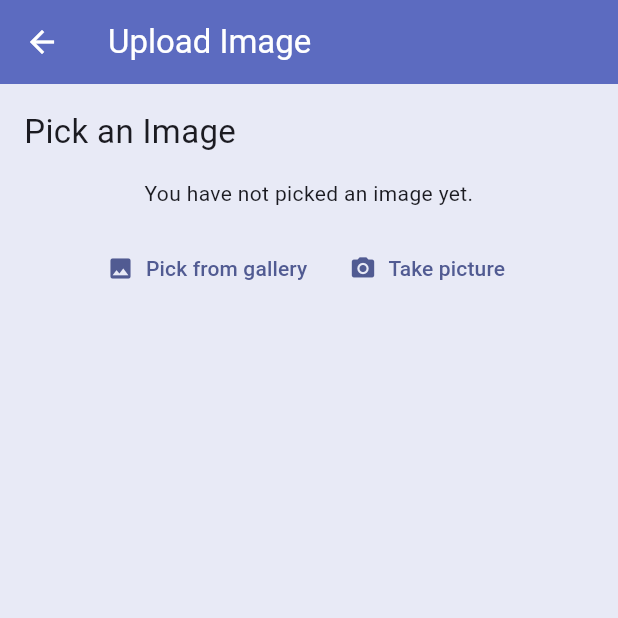
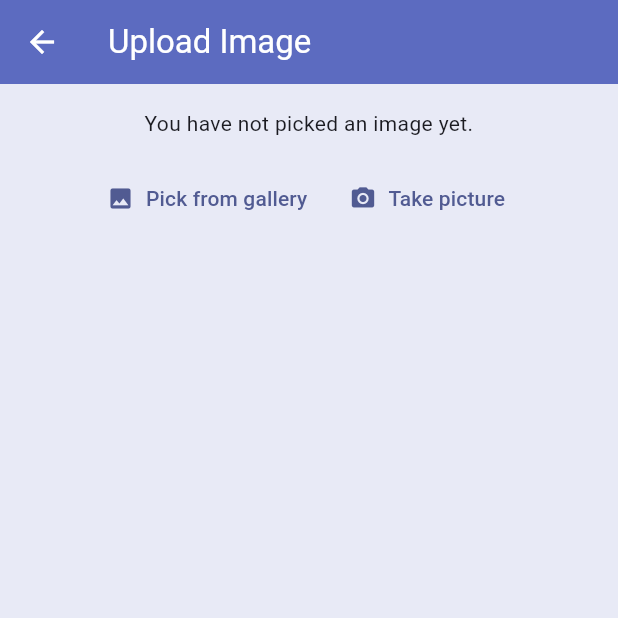
Before and after one commit to awesomeosep/refrigerator, a Flutter app: the screen it shows after launch, after a tap on the "upload" icon, on a phone screen of 412 x 824 dp, the top half of it. Run offline on Flutter 3.47's test engine with Material 3 defaults, Android fonts, the phone set to English and light mode, and no system bars; our stand-ins replace flutter_colorpicker, image_picker, screenshot; missing offline and left inert: crop_image.

Commit message:
Top bar & other minor ui improvements

```diff
--- a/lib/edit.dart
+++ b/lib/edit.dart
@@ -199,7 +199,11 @@ class _EditPageState extends State<EditPage> {
         title: Text(selectedFileName, style: const TextStyle(color: Colors.white)),
       ),
       body: SafeArea(
-        child: Center(child: _previewImages()),
+        child: SizedBox(
+          width: double.maxFinite,
+          height: double.maxFinite,
+          child: Center(child: _previewImages()),
+        ),
       ),
       floatingActionButton: SingleChildScrollView(
         child: Column(
--- a/lib/home.dart
+++ b/lib/home.dart
@@ -52,9 +52,20 @@ class _HomePageState extends State<HomePage> {
     return Scaffold(
       appBar: AppBar(
         backgroundColor: Colors.indigo[400],
-        title: const Text("Home", style: TextStyle(color: Colors.white)),
+        title: const Text("Your Images", style: TextStyle(color: Colors.white)),
+        actions: [
+          IconButton(
+              color: Colors.white,
+              onPressed: () {
+                firstLoad();
+                ScaffoldMessenger.of(context).showSnackBar(const SnackBar(
+                  content: Text("Refreshed"),
+                ));
+              },
+              icon: const Icon(Icons.refresh))
+        ],
       ),
-      floatingActionButton: FloatingActionButton.small(
+      floatingActionButton: FloatingActionButton(
           child: const Icon(Icons.upload),
           onPressed: () async {
             await checkForSavedImagesFolder();
@@ -69,26 +80,8 @@ class _HomePageState extends State<HomePage> {
             child: Padding(
               padding: const EdgeInsets.all(16),
               child: Column(crossAxisAlignment: CrossAxisAlignment.start, children: [
-                Row(
-                  mainAxisAlignment: MainAxisAlignment.spaceBetween,
-                  crossAxisAlignment: CrossAxisAlignment.center,
-                  children: [
-                    const Text("Your Images", style: TextStyle(fontSize: 22)),
-                    const SizedBox(width: 8),
-                    IconButton(
-                        onPressed: () {
-                          firstLoad();
-                          ScaffoldMessenger.of(context).showSnackBar(const SnackBar(
-                            content: Text("Refreshed"),
-                          ));
-                        },
-                        icon: const Icon(Icons.refresh))
-                  ],
-                ),
-                const SizedBox(height: 16.0),
                 if (files.isNotEmpty && fileData.length == files.length)
-                  Container(
-                    child: StaggeredGrid.count(
+                  StaggeredGrid.count(
                     crossAxisCount: 2,
                     mainAxisSpacing: 4,
                     crossAxisSpacing: 4,
@@ -98,24 +91,34 @@ class _HomePageState extends State<HomePage> {
                           child: Column(
                             children: [
                               SizedBox(width: double.maxFinite, child: Image.file(File(files[index].path))),
+                              // const SizedBox(height: 8),
+                              Padding(
+                                padding: const EdgeInsets.fromLTRB(16, 16, 16, 8),
+                                child: Column(crossAxisAlignment: CrossAxisAlignment.start, children: [
+                                  Text(fileData[files.indexOf(files[index])].name),
                                   const SizedBox(height: 8),
-                                Text(fileData[files.indexOf(files[index])].name),
-                                const SizedBox(height: 4),
                                   Row(
-                                  mainAxisAlignment: MainAxisAlignment.center,
+                                    mainAxisAlignment: MainAxisAlignment.start,
                                     children: [
-                                    IconButton(
+                                      IconButton.filledTonal(
+                                          iconSize: 20,
                                           onPressed: () {
                                             Navigator.pushNamed(context, "/edit",
                                                     arguments: EditPageArguments(
-                                                      fileData[files.indexOf(files[index])].id, files[index].path, ""))
+                                                        fileData[files.indexOf(files[index])].id,
+                                                        files[index].path,
+                                                        ""))
                                                 .whenComplete(firstLoad);
                                           },
                                           icon: const Icon(Icons.edit)),
                                       const SizedBox(width: 4),
-                                    IconButton(
+                                      IconButton.filledTonal(
+                                          iconSize: 20,
                                           onPressed: () {
-                                          showDeleteImagePopup(context, fileData[files.indexOf(files[index])].id, fileData[files.indexOf(files[index])].name,
+                                            showDeleteImagePopup(
+                                                    context,
+                                                    fileData[files.indexOf(files[index])].id,
+                                                    fileData[files.indexOf(files[index])].name,
                                                     p.extension(files[index].path))
                                                 .then((e) {
                                               firstLoad();
@@ -123,14 +126,15 @@ class _HomePageState extends State<HomePage> {
                                           },
                                           icon: const Icon(Icons.delete)),
                                     ],
+                                  )
+                                ]),
                               ),
                             ],
                           ));
                     }),
-                    ),
                   )
                 else
-                  const Text("You have not uploaded and edited any images yet"),
+                  const Center(child: Text("You have not uploaded any images yet.", textAlign: TextAlign.center)),
               ]),
             ),
           ),
--- a/lib/upload.dart
+++ b/lib/upload.dart
@@ -140,11 +140,11 @@ class _UploadPageState extends State<UploadPage> {
           child: SingleChildScrollView(
             child: Padding(
               padding: const EdgeInsets.all(16),
-              child: Column(crossAxisAlignment: CrossAxisAlignment.start, children: [
-                const Text("Pick an Image", style: TextStyle(fontSize: 22)),
-                const SizedBox(height: 16),
-                Center(
-                  child: SizedBox(
+              child: Column(
+                mainAxisAlignment: MainAxisAlignment.center,
+                mainAxisSize: MainAxisSize.max,
+                crossAxisAlignment: CrossAxisAlignment.center, children: [
+                SizedBox(
                   width: double.maxFinite,
                   child: !kIsWeb && defaultTargetPlatform == TargetPlatform.android
                       ? FutureBuilder<void>(
@@ -175,7 +175,6 @@ class _UploadPageState extends State<UploadPage> {
                           },
                         )
                       : _previewImages(),
-                  ),
                 ),
                 const SizedBox(height: 16),
                 if (selectedFile == null)
```
Lines whose indentation alone changed are shown as unchanged.
